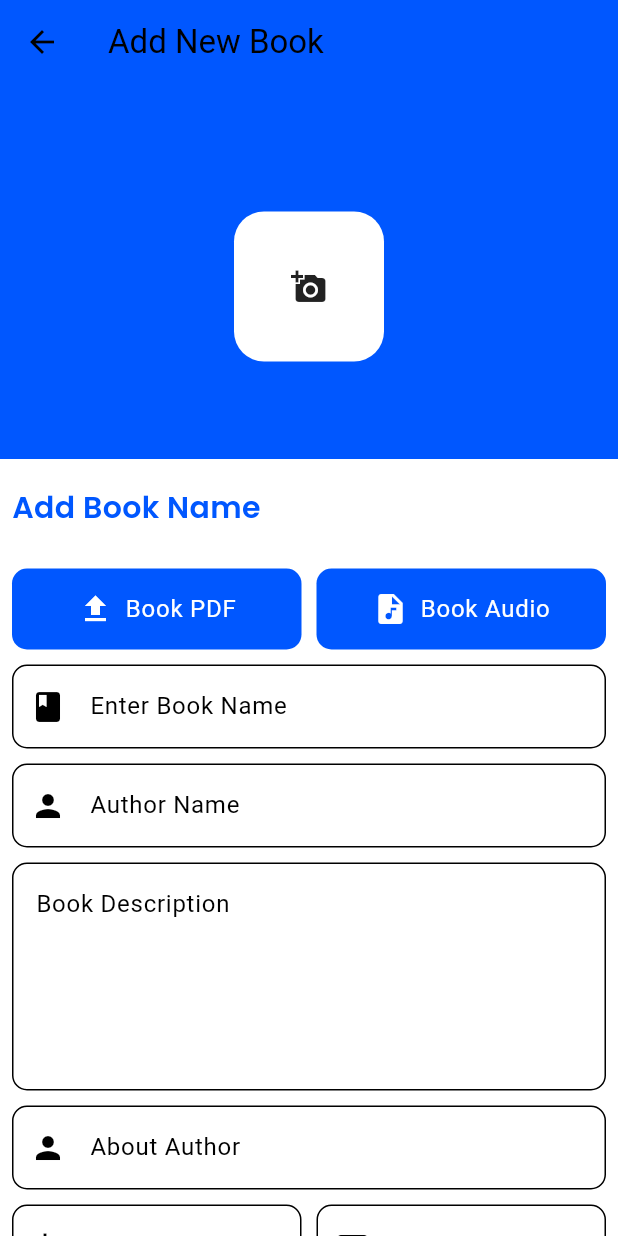
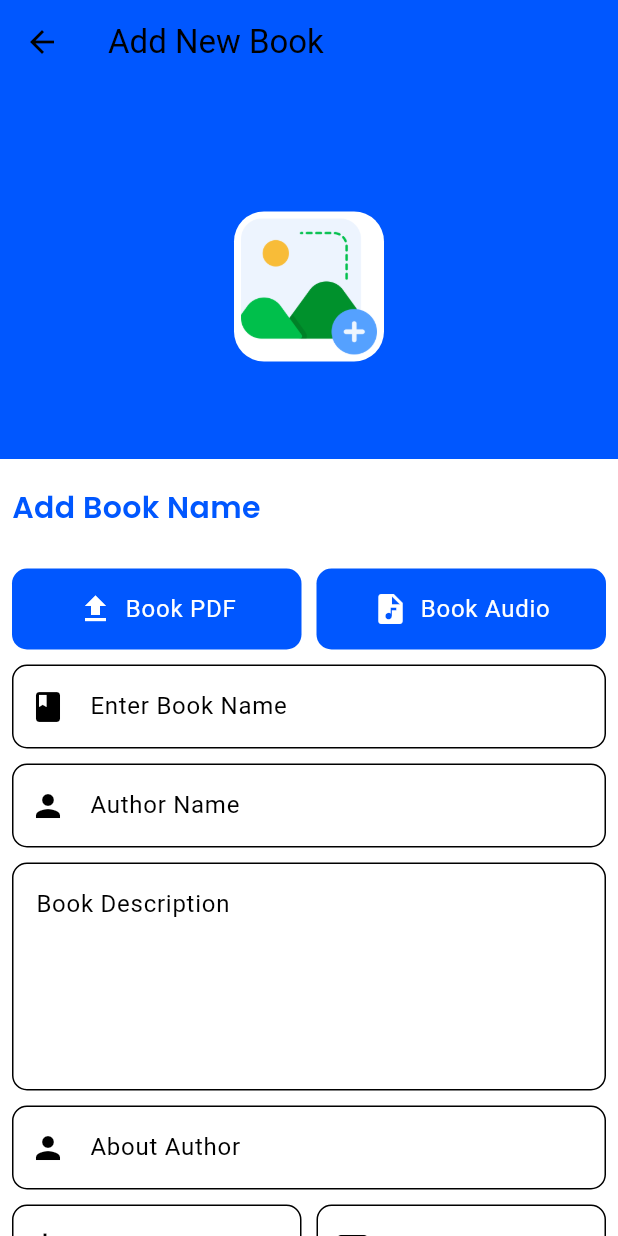
Before and after one commit to jawwad0931/Book-Store-Update-, a Flutter app: the AddNewBook screen opened directly, on a phone screen of 412 x 824 dp. Run offline on Flutter 3.47's test engine with Material 3 defaults, Android fonts, the phone set to English and light mode, and no system bars; our stand-ins replace cloud_firestore, firebase_auth, firebase_core, firebase_storage, fluttertoast, get and 3 more; missing offline and left inert: syncfusion_flutter_pdfviewer; accounts and stored records are empty; project files that could hold a hidden picture were left out.

Commit message:
Update from aptech

```diff
--- a/lib/Pages/AddNewBook/AddNewPage.dart
+++ b/lib/Pages/AddNewBook/AddNewPage.dart
@@ -40,16 +40,26 @@ class AddNewBook extends StatelessWidget {
                             onTap: () {
                               bookcontroller.pickImage();
                             },
-                          child: Container(
+                            child: Obx(
+                              () => Container(
                                   decoration: BoxDecoration(
                                     borderRadius: BorderRadius.circular(20),
                                     color: Colors.white,
                                   ),
                                   height: 100,
                                   width: 100,
-                            child: const Icon(Icons.add_a_photo),
-                          ),
-                        ),
+                                  // child: const Icon(Icons.add_a_photo),
+
+                                  // yahan hum ne condition ki base mai image lagaye hue hai
+                                  child: bookcontroller.isImageUploading.value
+                                      ? CircularProgressIndicator(
+                                          color: Theme.of(context)
+                                              .colorScheme
+                                              .primary,
+                                        )
+                                      : Image.asset(
+                                          "Assets/icons/gallery.png")),
+                            )),
                       ],
                     ),
                   ),
--- a/pubspec.yaml
+++ b/pubspec.yaml
@@ -82,6 +82,8 @@ flutter:
     - Assets/images/
     - Assets/icons/
     - Assets/Animation/
+    - Assets/pdf/muhammadjawwad.pdf
+
 
 
   # An image asset can refer to one or more resolution-specific "variants", see
```
Also changed, not shown: lib/Controller/BookController.dart (+27 -1 lines), Assets/icons/gallery.png (added), 1 other file. Lines whose indentation alone changed are shown as unchanged.
